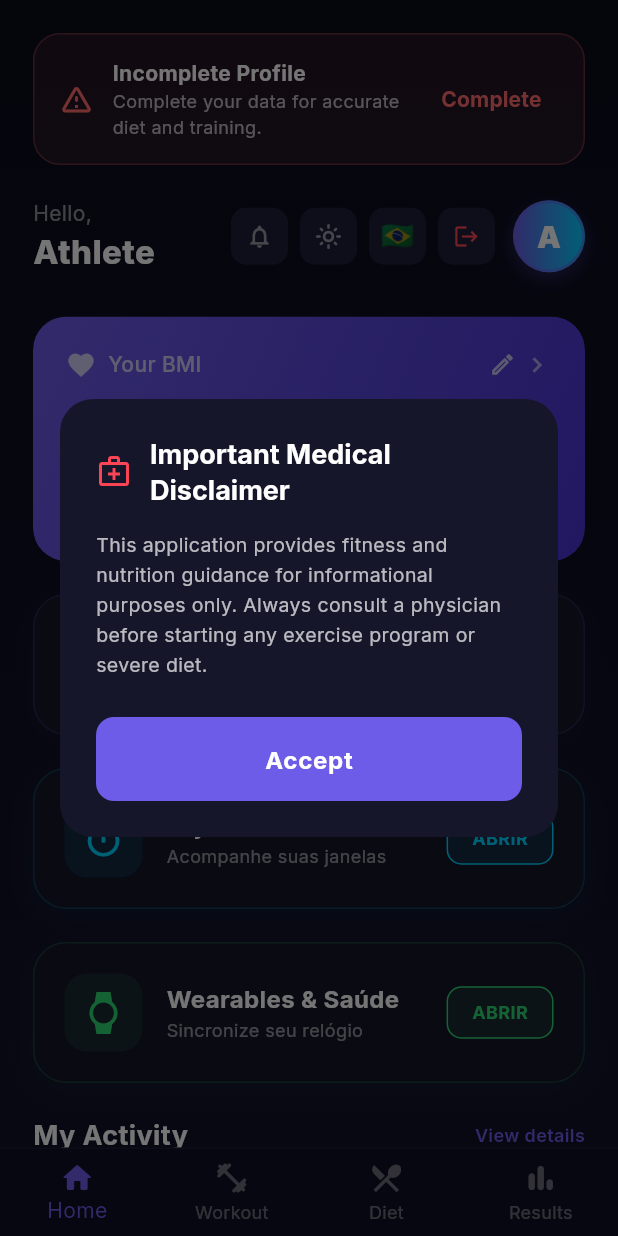
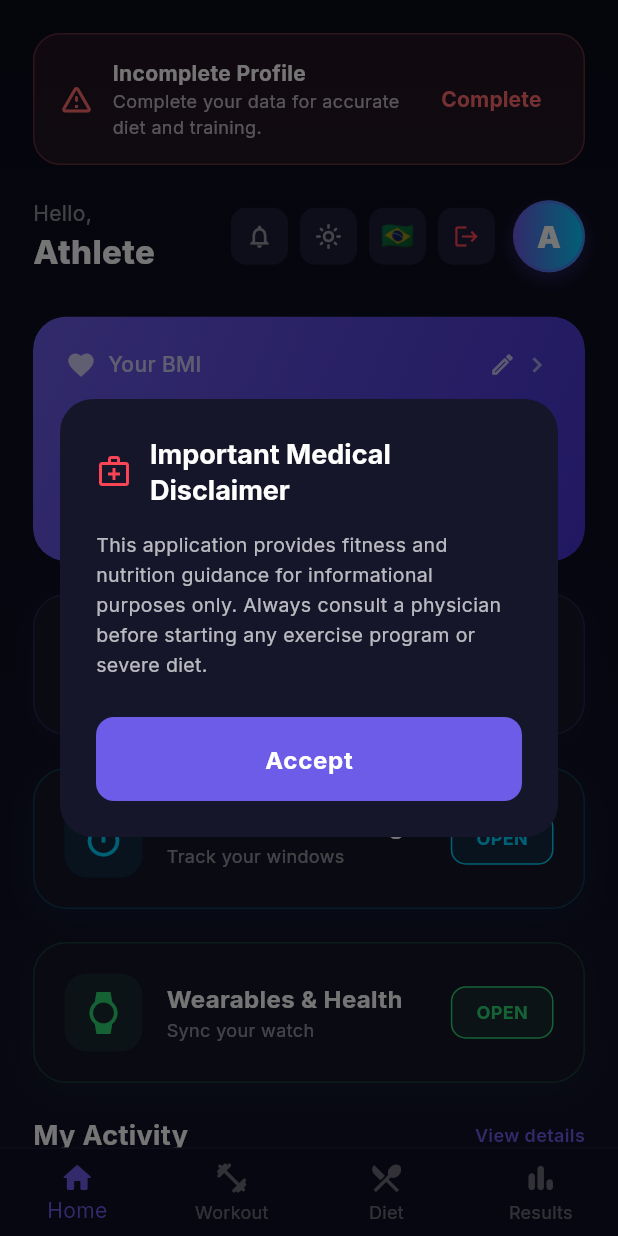
Before and after one commit to shapepro605-pixel/shapepro, a Flutter app: the HomeScreen screen opened by its route, on a phone screen of 412 x 824 dp. Run offline on Flutter 3.47's test engine with Material 3 defaults, Android fonts, the phone set to English and light mode, and no system bars; drawn by our look-alikes of flutter_animate; our stand-ins replace camera, firebase_auth, firebase_core, firebase_storage, fl_chart, flutter_local_notifications and 8 more; missing offline and left inert: google_mlkit_pose_detection, health; accounts and stored records are empty; network calls fail.

Commit message:
fix: translate fasting and wearables home banners

```diff
--- a/frontend/lib/l10n/app_en.arb
+++ b/frontend/lib/l10n/app_en.arb
@@ -402,5 +402,23 @@
   "bpm": "Average BPM",
   "distancia": "Distance",
   "metaDiaria": "Daily Goal",
-  "atividade": "Activity"
+  "atividade": "Activity",
+  "fastingTitle": "Intermittent Fasting",
+  "fastingDesc": "Track your windows",
+  "wearablesBannerTitle": "Wearables & Health",
+  "wearablesBannerDesc": "Sync your watch",
+  "premiumFastingTitle": "Premium Timer",
+  "premiumFastingDesc": "Your trial period has ended. Unlock Intermittent Fasting and all diet meals with ShapePro Premium.",
+  "fastingStateFasting": "FASTING",
+  "fastingStateEating": "EATING WINDOW",
+  "fastingStateReady": "READY",
+  "remaining": "Remaining: {time}",
+  "@remaining": {
+    "placeholders": {
+      "time": { "type": "String" }
+    }
+  },
+  "startFasting": "START FASTING",
+  "breakFasting": "BREAK FAST",
+  "finishWindow": "FINISH WINDOW"
 }
--- a/frontend/lib/l10n/app_localizations.dart
+++ b/frontend/lib/l10n/app_localizations.dart
@@ -2359,6 +2359,84 @@ abstract class AppLocalizations {
   /// In pt, this message translates to:
   /// **'Atividade'**
   String get atividade;
+
+  /// No description provided for @fastingTitle.
+  ///
+  /// In pt, this message translates to:
+  /// **'Jejum Intermitente'**
+  String get fastingTitle;
+
+  /// No description provided for @fastingDesc.
+  ///
+  /// In pt, this message translates to:
+  /// **'Acompanhe suas janelas'**
+  String get fastingDesc;
+
+  /// No description provided for @wearablesBannerTitle.
+  ///
+  /// In pt, this message translates to:
+  /// **'Wearables & Saúde'**
+  String get wearablesBannerTitle;
+
+  /// No description provided for @wearablesBannerDesc.
+  ///
+  /// In pt, this message translates to:
+  /// **'Sincronize seu relógio'**
+  String get wearablesBannerDesc;
+
+  /// No description provided for @premiumFastingTitle.
+  ///
+  /// In pt, this message translates to:
+  /// **'Cronômetro Premium'**
+  String get premiumFastingTitle;
+
+  /// No description provided for @premiumFastingDesc.
+  ///
+  /// In pt, this message translates to:
+  /// **'Seu período de teste acabou. Desbloqueie o Jejum Intermitente e todas as refeições da dieta com o ShapePro Premium.'**
+  String get premiumFastingDesc;
+
+  /// No description provided for @fastingStateFasting.
+  ///
+  /// In pt, this message translates to:
+  /// **'JEJUM'**
+  String get fastingStateFasting;
+
+  /// No description provided for @fastingStateEating.
+  ///
+  /// In pt, this message translates to:
+  /// **'ALIMENTAÇÃO'**
+  String get fastingStateEating;
+
+  /// No description provided for @fastingStateReady.
+  ///
+  /// In pt, this message translates to:
+  /// **'PRONTO'**
+  String get fastingStateReady;
+
+  /// No description provided for @remaining.
+  ///
+  /// In pt, this message translates to:
+  /// **'Restante: {time}'**
+  String remaining(String time);
+
+  /// No description provided for @startFasting.
+  ///
+  /// In pt, this message translates to:
+  /// **'INICIAR JEJUM'**
+  String get startFasting;
+
+  /// No description provided for @breakFasting.
+  ///
+  /// In pt, this message translates to:
+  /// **'QUEBRAR JEJUM'**
+  String get breakFasting;
+
+  /// No description provided for @finishWindow.
+  ///
+  /// In pt, this message translates to:
+  /// **'FINALIZAR JANELA'**
+  String get finishWindow;
 }
 
 class _AppLocalizationsDelegate
--- a/frontend/lib/l10n/app_localizations_en.dart
+++ b/frontend/lib/l10n/app_localizations_en.dart
@@ -1203,4 +1203,46 @@ class AppLocalizationsEn extends AppLocalizations {
 
   @override
   String get atividade => 'Activity';
+
+  @override
+  String get fastingTitle => 'Intermittent Fasting';
+
+  @override
+  String get fastingDesc => 'Track your windows';
+
+  @override
+  String get wearablesBannerTitle => 'Wearables & Health';
+
+  @override
+  String get wearablesBannerDesc => 'Sync your watch';
+
+  @override
+  String get premiumFastingTitle => 'Premium Timer';
+
+  @override
+  String get premiumFastingDesc =>
+      'Your trial period has ended. Unlock Intermittent Fasting and all diet meals with ShapePro Premium.';
+
+  @override
+  String get fastingStateFasting => 'FASTING';
+
+  @override
+  String get fastingStateEating => 'EATING WINDOW';
+
+  @override
+  String get fastingStateReady => 'READY';
+
+  @override
+  String remaining(String time) {
+    return 'Remaining: $time';
+  }
+
+  @override
+  String get startFasting => 'START FASTING';
+
+  @override
+  String get breakFasting => 'BREAK FAST';
+
+  @override
+  String get finishWindow => 'FINISH WINDOW';
 }
--- a/frontend/lib/screens/home.dart
+++ b/frontend/lib/screens/home.dart
@@ -753,7 +753,7 @@ class _HomeScreenState extends State<HomeScreen> with TickerProviderStateMixin {
               crossAxisAlignment: CrossAxisAlignment.start,
               children: [
                 Text(
-                  "Jejum Intermitente",
+                  AppLocalizations.of(context)!.fastingTitle,
                   style: GoogleFonts.inter(
                     fontSize: 16,
                     fontWeight: FontWeight.bold,
@@ -761,7 +761,7 @@ class _HomeScreenState extends State<HomeScreen> with TickerProviderStateMixin {
                   ),
                 ),
                 Text(
-                  "Acompanhe suas janelas",
+                  AppLocalizations.of(context)!.fastingDesc,
                   style: GoogleFonts.inter(
                     fontSize: 12,
                     color: Colors.white54,
@@ -779,9 +779,9 @@ class _HomeScreenState extends State<HomeScreen> with TickerProviderStateMixin {
                 borderRadius: BorderRadius.circular(10),
                 border: Border.all(color: const Color(0xFF00D2FF), width: 1),
               ),
-              child: const Text(
-                "ABRIR",
-                style: TextStyle(fontSize: 12, fontWeight: FontWeight.bold, color: Color(0xFF00D2FF))
+              child: Text(
+                AppLocalizations.of(context)!.open,
+                style: const TextStyle(fontSize: 12, fontWeight: FontWeight.bold, color: Color(0xFF00D2FF))
               ),
             ),
           ),
@@ -822,7 +822,7 @@ class _HomeScreenState extends State<HomeScreen> with TickerProviderStateMixin {
               crossAxisAlignment: CrossAxisAlignment.start,
               children: [
                 Text(
-                  "Wearables & Saúde",
+                  AppLocalizations.of(context)!.wearablesBannerTitle,
                   style: GoogleFonts.inter(
                     fontSize: 16,
                     fontWeight: FontWeight.bold,
@@ -830,7 +830,7 @@ class _HomeScreenState extends State<HomeScreen> with TickerProviderStateMixin {
                   ),
                 ),
                 Text(
-                  "Sincronize seu relógio",
+                  AppLocalizations.of(context)!.wearablesBannerDesc,
                   style: GoogleFonts.inter(
                     fontSize: 12,
                     color: Colors.white54,
@@ -848,9 +848,9 @@ class _HomeScreenState extends State<HomeScreen> with TickerProviderStateMixin {
                 borderRadius: BorderRadius.circular(10),
                 border: Border.all(color: const Color(0xFF2ED573), width: 1),
               ),
-              child: const Text(
-                "ABRIR",
-                style: TextStyle(fontSize: 12, fontWeight: FontWeight.bold, color: Color(0xFF2ED573))
+              child: Text(
+                AppLocalizations.of(context)!.open,
+                style: const TextStyle(fontSize: 12, fontWeight: FontWeight.bold, color: Color(0xFF2ED573))
               ),
             ),
           ),
```
Also changed, not shown: frontend/lib/features/fasting/fasting_timer_page.dart (+12 -9 lines), frontend/lib/l10n/app_localizations_pt.dart (+42 -0 lines), frontend/lib/l10n/app_pt.arb (+19 -1 lines).
